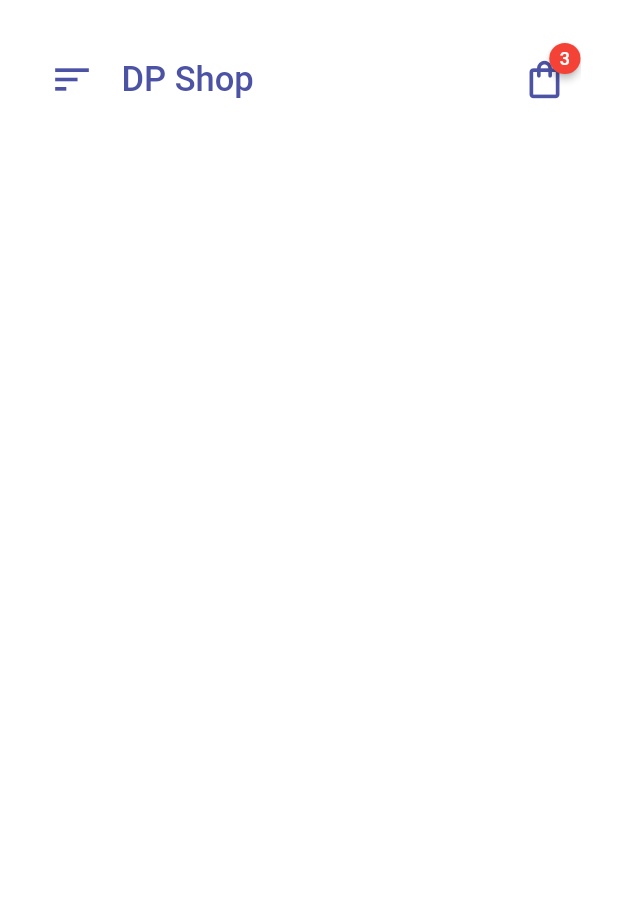
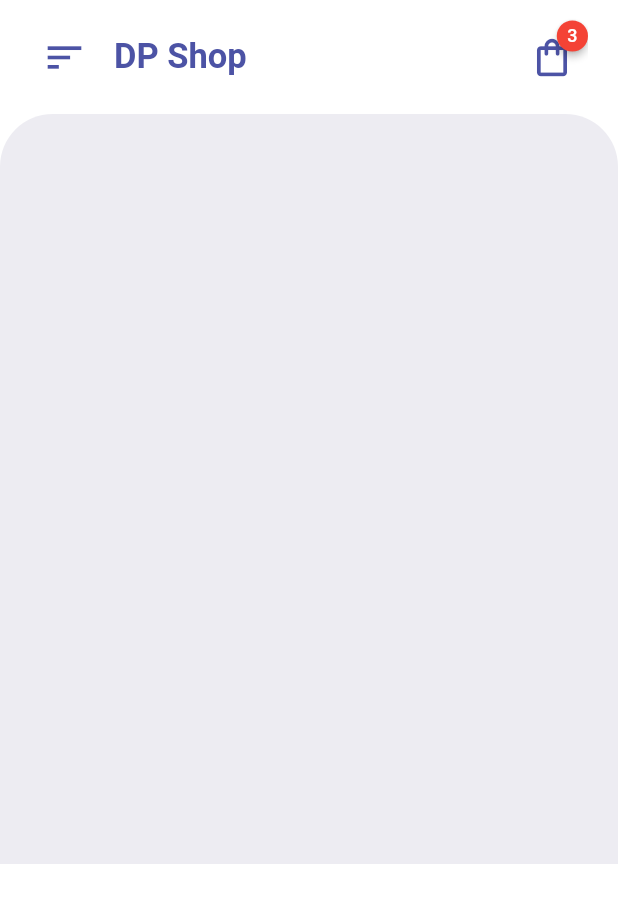
Before and after one commit to jgarzon26/shopping_app, a Flutter app: the screen it shows after launch, on a phone screen of 412 x 824 dp. Shown: the top 903 px of the screen. Run offline on Flutter 3.47's test engine with Material 2 defaults, Android fonts, the phone set to English and light mode, and no system bars; drawn by our look-alikes of badges.

Commit message:
Change Height of Appbar

```diff
--- a/lib/constants.dart
+++ b/lib/constants.dart
@@ -1,4 +1,4 @@
 import 'package:flutter/material.dart';
 
 const Color kMainColor = Color(0xFF4C53A5);
-const Color kBGColor = Colors.white;
+const Color kBGColor = Color(0xFFEDECF2);
--- a/lib/screens/home/home.dart
+++ b/lib/screens/home/home.dart
@@ -11,7 +11,10 @@ class Home extends StatelessWidget{
       body: CustomScrollView(
         slivers: [
           SliverPadding(
-            padding: const EdgeInsets.all(25),
+            padding: const EdgeInsets.symmetric(
+              horizontal: 20,
+              vertical: 10,
+            ),
             sliver: SliverAppBar(
               backgroundColor: Colors.transparent,
               elevation: 0,
@@ -29,6 +32,7 @@ class Home extends StatelessWidget{
                   style: Theme.of(context).textTheme.titleLarge!.copyWith(
                     fontSize: 23,
                     color: kMainColor,
+                    fontWeight: FontWeight.bold,
                   ),
               ),
               actions: [
@@ -56,7 +60,19 @@ class Home extends StatelessWidget{
               ],
             ),
           ),
-
+          SliverToBoxAdapter(
+            child: Container(
+              height: 500,
+              padding: const EdgeInsets.only(top: 15,),
+              decoration: const BoxDecoration(
+                color: kBGColor,
+                borderRadius: BorderRadius.only(
+                  topLeft: Radius.circular(35),
+                  topRight: Radius.circular(35),
+                ),
+              ),
+            ),
+          ),
         ],
       ),
     );
```
Also changed, not shown: 1 other file.
